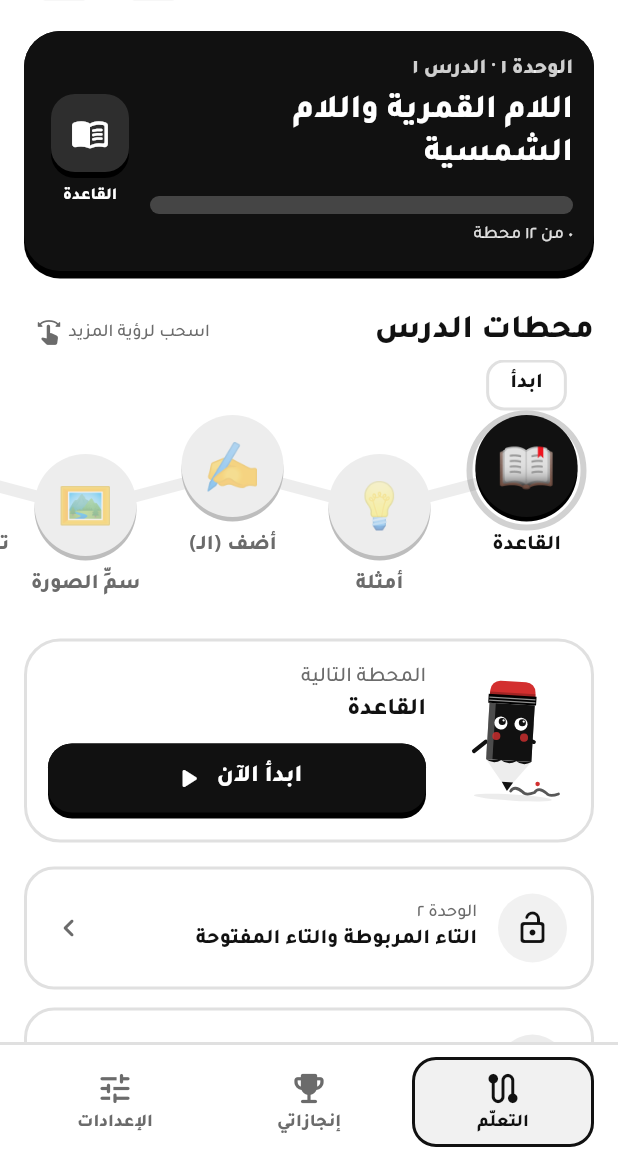
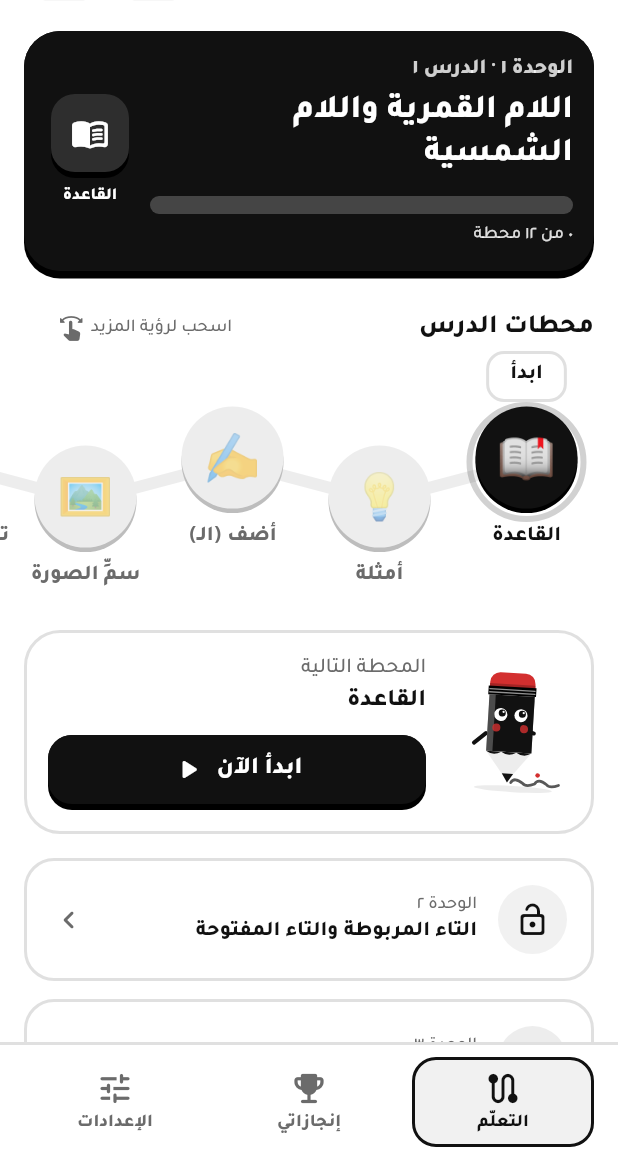
Before and after one commit to alansaria2026/imlaa-app, a Flutter app: the screen it shows after launch, on a phone screen of 412 x 824 dp, the part 77-1236 px from its top. Run offline on Flutter 3.47's test engine with Material 3 defaults, Android fonts, the phone set to English and light mode, and no system bars; our stand-ins replace audioplayers, flutter_tts, shared_preferences.

Commit message:
الشاشات الصغيرة والخط المكبّر في الوحدة الأولى
- مربعات الحروف في سطر واحد على الشاشات الضيقة.
- مربعات الحروف ولوحة المفاتيح بحجم ثابت لا يكبر مع خط الجهاز.
- عناوين الصفحات وبطاقة الوحدة لا تكبر أكثر من مرة ونصف.
- أسماء التبويبات وشارة نوع اللام وعنوان «محطات الدرس» تصغر بدل
  أن تتجاوز مكانها.
- اختبار لكل صفحات الدرسين ومسار التعلّم على شاشة ٣٢٠ بخط
  ×١٫٣ و×١٫٦ و×٢ ومع لوحة مفاتيح الجهاز.

Co-Authored-By: Claude Opus 5.5 <noreply@anthropic.com>
Claude-Session: https://claude.ai/code/session_01BAinzYqS5R5ExmFrcB2fYo

```diff
--- a/lib/screens/home_screen.dart
+++ b/lib/screens/home_screen.dart
@@ -106,11 +106,16 @@ class _NavItem extends StatelessWidget {
               Icon(icon, color: color, size: 26),
               const SizedBox(height: 2),
               ExcludeSemantics(
-                child: Text(
-                  label,
-                  style: Theme.of(context).textTheme.labelMedium?.copyWith(
-                    color: color,
-                    fontWeight: FontWeight.w800,
+                // سطر واحد يصغر مع خط الجهاز الكبير جدًا.
+                child: FittedBox(
+                  fit: BoxFit.scaleDown,
+                  child: Text(
+                    label,
+                    maxLines: 1,
+                    style: Theme.of(context).textTheme.labelMedium?.copyWith(
+                      color: color,
+                      fontWeight: FontWeight.w800,
+                    ),
                   ),
                 ),
               ),
--- a/lib/screens/learn_tab.dart
+++ b/lib/screens/learn_tab.dart
@@ -120,9 +120,16 @@ class _LessonSection extends StatelessWidget {
           padding: const EdgeInsets.fromLTRB(16, 22, 16, 4),
           child: Row(
             children: [
-              Text(
-                'محطات الدرس',
-                style: t.titleLarge?.copyWith(fontWeight: FontWeight.w800),
+              // يصغر العنوان مع خط الجهاز الكبير جدًا بدل أن يتجاوز السطر.
+              Flexible(
+                child: FittedBox(
+                  fit: BoxFit.scaleDown,
+                  alignment: AlignmentDirectional.centerStart,
+                  child: Text(
+                    'محطات الدرس',
+                    style: t.titleLarge?.copyWith(fontWeight: FontWeight.w800),
+                  ),
+                ),
               ),
               const SizedBox(width: 8),
               const Spacer(),
@@ -518,6 +525,10 @@ class _UnitBanner extends StatelessWidget {
                   const SizedBox(height: 4),
                   Text(
                     title,
+                    // لا تنقسم كلمات العنوان مع خط الجهاز الكبير جدًا.
+                    textScaler: MediaQuery.textScalerOf(
+                      context,
+                    ).clamp(maxScaleFactor: 1.5),
                     style: t.titleLarge?.copyWith(
                       color: Colors.white,
                       fontWeight: FontWeight.w800,
```
Also changed, not shown: lib/widgets/common.dart (+13 -10 lines), lib/widgets/letter_boxes.dart (+11 -4 lines), 1 other file.
